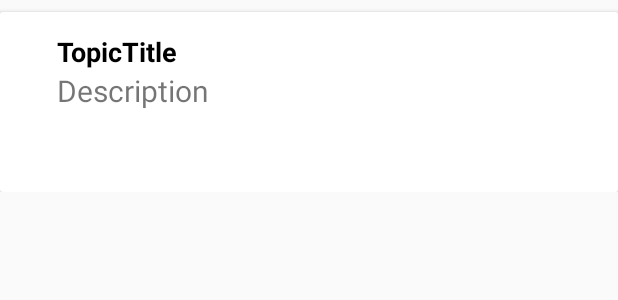
After one commit to s176367/SMA_App, an Android app: the layout template_agenda.xml on its own in the app's theme, with its tools: preview values and no code run, on a phone screen of 412 x 824 dp. The commit adds this screen. Shown: the top 300 px of the screen. Run offline under Robolectric (Android 15) with nearby library versions, the phone set to English and light mode, and no system bars; Roboto replaces fonts that are not available here.

Commit message:
Nu kan man lave topics således at de tilhører et møde. Man kan dog ikke se topics i overview endnu.

```diff
--- a/app/build.gradle
+++ b/app/build.gradle
@@ -33,7 +33,7 @@ dependencies {
     implementation 'androidx.legacy:legacy-support-v4:1.0.0'
     implementation "androidx.preference:preference:1.1.0"
     testImplementation 'junit:junit:4.12'
-    implementation 'com.google.firebase:firebase-auth:16.0.5'
+    implementation 'com.google.firebase:firebase-auth:19.2.0'
     implementation 'com.google.firebase:firebase-firestore:17.1.2'
     androidTestImplementation 'androidx.test:runner:1.1.1'
     androidTestImplementation 'androidx.test.espresso:espresso-core:3.1.1'
--- a/app/src/main/java/com/example/sma/MainActivity/MeetingAdapter.java
+++ b/app/src/main/java/com/example/sma/MainActivity/MeetingAdapter.java
@@ -32,7 +32,7 @@ public class MeetingAdapter extends RecyclerView.Adapter<MeetingAdapter.MeetingV
     @Override
     public MeetingViewHolder onCreateViewHolder(@NonNull ViewGroup parent, int viewType) {
         LayoutInflater inflater = LayoutInflater.from(mCtx);
-        View view = inflater.inflate(R.layout.meeting_template, null);
+        View view = inflater.inflate(R.layout.template_meeting, null);
         MeetingViewHolder holder = new MeetingViewHolder(view);
         return holder;
     }
@@ -54,9 +54,6 @@ public class MeetingAdapter extends RecyclerView.Adapter<MeetingAdapter.MeetingV
                 Intent intent = new Intent(mCtx, ActivityOverview.class);
                 intent.putExtra("title", holder.textViewTitle.getText().toString());
                 mCtx.startActivity(intent);
-
-
-
             }
         });
 
--- a/app/src/main/java/com/example/sma/Overview/FragmentOverview.java
+++ b/app/src/main/java/com/example/sma/Overview/FragmentOverview.java
@@ -61,6 +61,7 @@ public class FragmentOverview extends Fragment implements View.OnClickListener {
                 time.setText(list.get(i).getTime());
                 date.setText(list.get(i).getDate());
                 location.setText(list.get(i).getLocation());
+                duration.setText(list.get(i).getDuration());
             }
         }
         return view;
--- a/app/src/main/res/layout/fragment_addtopic.xml
+++ b/app/src/main/res/layout/fragment_addtopic.xml
@@ -57,7 +57,7 @@
         android:layout_width="match_parent"
         android:scrollbars="vertical"
 
-        android:id="@+id/description"
+        android:id="@+id/topic_description"
         android:layout_below="@+id/topicTitle"
         android:layout_marginTop="70dp"
         android:background="#FFFFFF"
--- /dev/null
+++ b/app/src/main/res/layout/template_agenda.xml
@@ -0,0 +1,50 @@
+<?xml version="1.0" encoding="utf-8"?>
+<LinearLayout
+    xmlns:android="http://schemas.android.com/apk/res/android"
+    xmlns:app="http://schemas.android.com/apk/res-auto"
+    android:layout_width="match_parent"
+    android:layout_height="wrap_content"
+    android:orientation="vertical"
+    >
+
+    <androidx.cardview.widget.CardView
+        android:layout_width="match_parent"
+        android:layout_height="120dp"
+        android:layout_marginTop="8dp"
+        android:outlineProvider="bounds"
+        >
+
+        <RelativeLayout
+            android:layout_width="match_parent"
+            android:layout_height="match_parent"
+            android:padding="8dp">
+
+            <TextView
+                android:id="@+id/topicTitle"
+                android:layout_width="match_parent"
+                android:layout_height="wrap_content"
+                android:layout_marginLeft="30dp"
+                android:layout_marginTop="6dp"
+                android:text="TopicTitle"
+                android:textAppearance="@style/Base.TextAppearance.AppCompat.Small"
+                android:textColor="#000000"
+                android:textSize="18dp"
+                android:textStyle="bold" />
+
+            <TextView
+                android:id="@+id/topic_description"
+                android:layout_width="wrap_content"
+                android:layout_height="wrap_content"
+                android:layout_below="@id/topicTitle"
+                android:layout_alignLeft="@id/topicTitle"
+                android:text="Description"
+                android:textSize="20sp" />
+
+
+        </RelativeLayout>
+
+    </androidx.cardview.widget.CardView>
+
+
+
+</LinearLayout>
```
Also changed, not shown: app/src/main/AndroidManifest.xml (+13 -0 lines), app/src/main/java/com/example/sma/CreateMeeting/FragmentAddTopic.java (+28 -5 lines), app/src/main/java/com/example/sma/CreateMeeting/FragmentCreateAgenda.java (+43 -15 lines), app/src/main/java/com/example/sma/CreateMeeting/FragmentCreateMeeting.java (+43 -30 lines), app/src/main/java/com/example/sma/CreateMeeting/TopicAdapter.java (+65 -33 lines), app/src/main/java/com/example/sma/FakeMeetingDatabase.java (+7 -10 lines), app/src/main/java/com/example/sma/MainActivity/FragmentHome.java (+6 -12 lines), app/src/main/java/com/example/sma/Model/MeetingObject.java (+9 -0 lines), app/src/main/res/drawable-anydpi/finish.xml (added, +11 -0 lines), app/src/main/res/layout/fragment_createagenda.xml (+12 -2 lines), app/src/main/res/drawable-hdpi/finish.png (added), app/src/main/res/drawable-mdpi/finish.png (added), app/src/main/res/drawable-xhdpi/finish.png (added), app/src/main/res/drawable-xxhdpi/finish.png (added), 1 more files.
